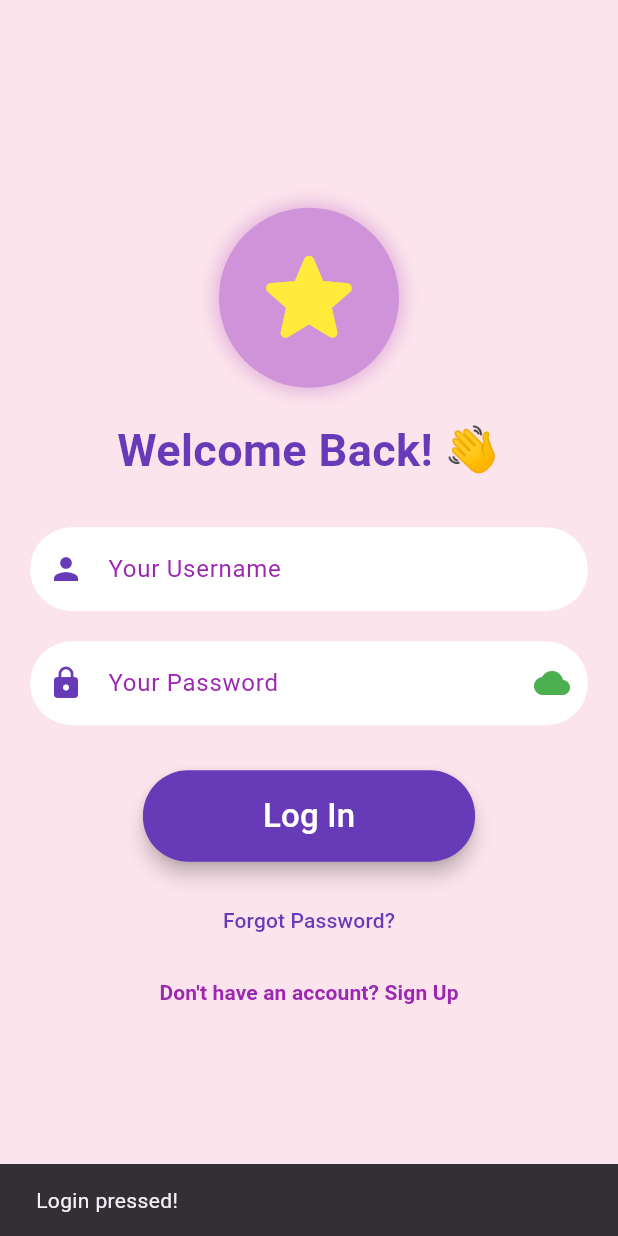
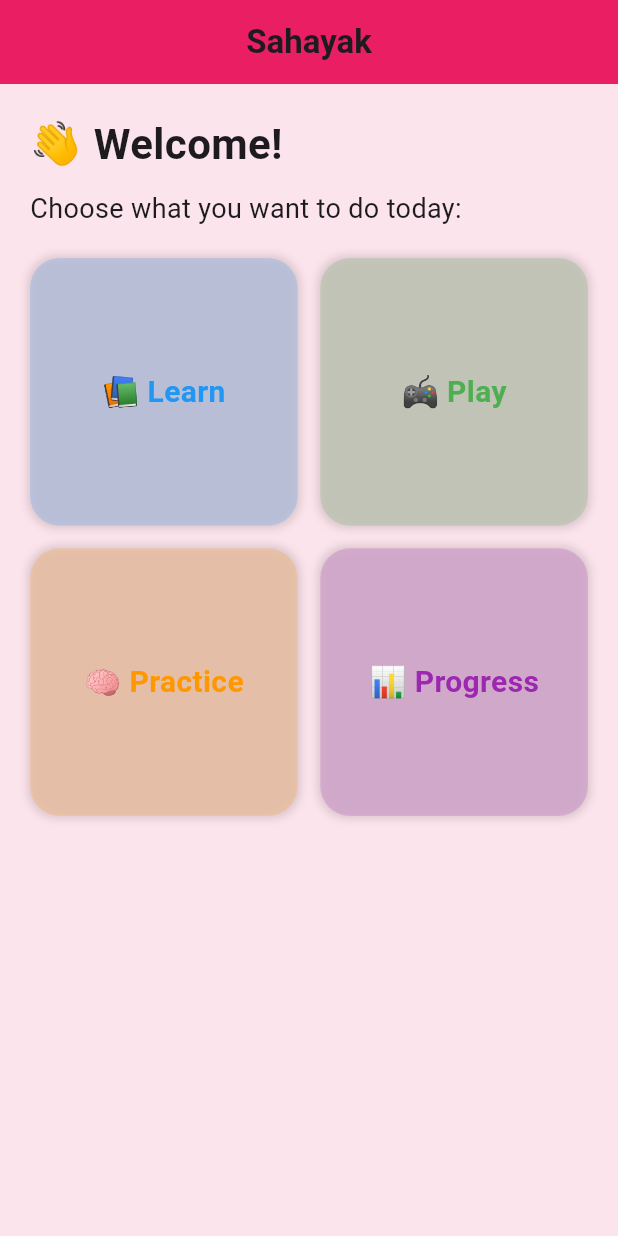
Before and after one commit to xperia3110/sahayak, a Flutter app: the screen it shows after launch, after a tap on "Log In", on a phone screen of 412 x 824 dp. Run offline on Flutter 3.47's test engine with Material 3 defaults, Android fonts, the light colour scheme and no system bars.

Commit message:
added home sscreen

```diff
--- /dev/null
+++ b/frontend/lib/screens/home_screen.dart
@@ -0,0 +1,87 @@
+import 'package:flutter/material.dart';
+
+class HomePage extends StatelessWidget {
+  const HomePage({super.key});
+
+  @override
+  Widget build(BuildContext context) {
+    return Scaffold(
+      backgroundColor: Colors.pink[50], // same as login bg for consistency
+      appBar: AppBar(
+        title: const Text(
+          "Sahayak",
+          style: TextStyle(fontWeight: FontWeight.bold),
+        ),
+        centerTitle: true,
+        backgroundColor: Colors.pink,
+      ),
+      body: Padding(
+        padding: const EdgeInsets.all(20.0),
+        child: Column(
+          crossAxisAlignment: CrossAxisAlignment.start,
+          children: [
+            const Text(
+              "👋 Welcome!",
+              style: TextStyle(fontSize: 28, fontWeight: FontWeight.bold),
+            ),
+            const SizedBox(height: 10),
+            const Text(
+              "Choose what you want to do today:",
+              style: TextStyle(fontSize: 18),
+            ),
+            const SizedBox(height: 20),
+
+            // Buttons or cards for navigation
+            Expanded(
+              child: GridView.count(
+                crossAxisCount: 2,
+                crossAxisSpacing: 15,
+                mainAxisSpacing: 15,
+                children: [
+                  _buildHomeCard("📚 Learn", Colors.blue, () {
+                    // TODO: Navigate to Learn Page
+                  }),
+                  _buildHomeCard("🎮 Play", Colors.green, () {
+                    // TODO: Navigate to Play Page
+                  }),
+                  _buildHomeCard("🧠 Practice", Colors.orange, () {
+                    // TODO: Navigate to Practice Page
+                  }),
+                  _buildHomeCard("📊 Progress", Colors.purple, () {
+                    // TODO: Navigate to Progress Page
+                  }),
+                ],
+              ),
+            ),
+          ],
+        ),
+      ),
+    );
+  }
+
+  Widget _buildHomeCard(String title, Color color, VoidCallback onTap) {
+    return GestureDetector(
+      onTap: onTap,
+      child: Container(
+        decoration: BoxDecoration(
+          color: color.withOpacity(0.2),
+          borderRadius: BorderRadius.circular(20),
+          boxShadow: [
+            BoxShadow(color: Colors.black12, blurRadius: 4, spreadRadius: 2),
+          ],
+        ),
+        child: Center(
+          child: Text(
+            title,
+            textAlign: TextAlign.center,
+            style: TextStyle(
+              fontSize: 20,
+              fontWeight: FontWeight.bold,
+              color: color, // ✅ FIXED: removed [800]
+            ),
+          ),
+        ),
+      ),
+    );
+  }
+}
--- a/frontend/lib/screens/login_screen.dart
+++ b/frontend/lib/screens/login_screen.dart
@@ -1,4 +1,5 @@
 import 'package:flutter/material.dart';
+import 'home_screen.dart'; // ✅ Import HomePage
 
 class LoginScreen extends StatelessWidget {
   const LoginScreen({super.key});
@@ -13,7 +14,7 @@ class LoginScreen extends StatelessWidget {
           child: Column(
             mainAxisAlignment: MainAxisAlignment.center,
             children: [
-              // Cute App Icon (Star inside purple circle)
+              // Cute App Icon
               Container(
                 padding: const EdgeInsets.all(20),
                 decoration: BoxDecoration(
@@ -73,7 +74,6 @@ class LoginScreen extends StatelessWidget {
                   filled: true,
                   fillColor: Colors.white,
                   prefixIcon: const Icon(Icons.lock, color: Colors.deepPurple),
-                  suffixIcon: const Icon(Icons.cloud, color: Colors.green),
                   border: OutlineInputBorder(
                     borderRadius: BorderRadius.circular(30),
                     borderSide: BorderSide.none,
@@ -82,17 +82,17 @@ class LoginScreen extends StatelessWidget {
               ),
               const SizedBox(height: 30),
 
-              // Login Button
+              // Login Button (Navigates to HomePage)
               ElevatedButton(
                 onPressed: () {
-                  ScaffoldMessenger.of(context).showSnackBar(
-                    const SnackBar(content: Text('Login pressed!')),
+                  Navigator.pushReplacement(
+                    context,
+                    MaterialPageRoute(builder: (context) => const HomePage()),
                   );
                 },
                 style: ElevatedButton.styleFrom(
                   backgroundColor: Colors.deepPurple,
-                  padding:
-                      const EdgeInsets.symmetric(horizontal: 80, vertical: 15),
+                  padding: const EdgeInsets.symmetric(horizontal: 80, vertical: 15),
                   shape: RoundedRectangleBorder(
                     borderRadius: BorderRadius.circular(30),
                   ),
```
